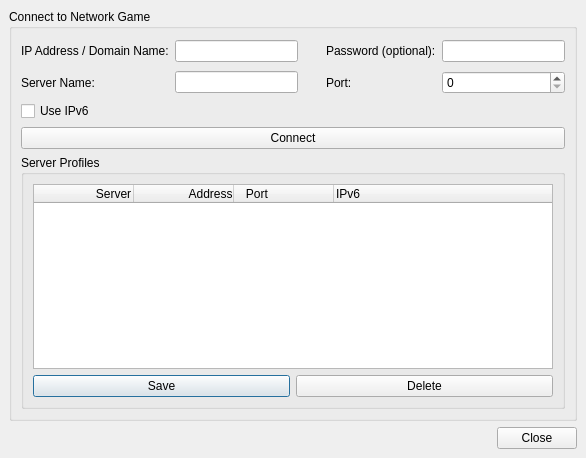
Above: src/gui/qt/joinnetworkgamedialog.ui from pokerth/pokerth before the change. Below: the same form after it.
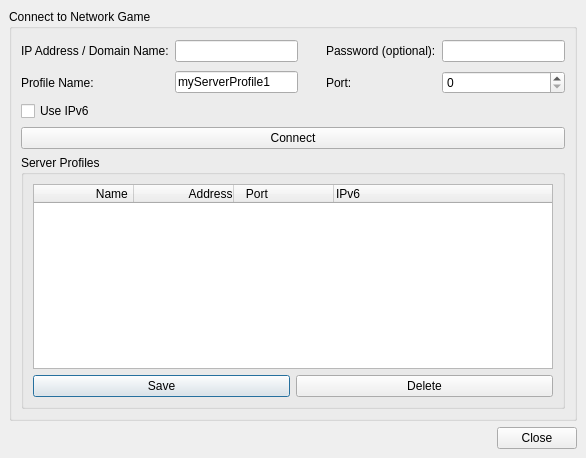
That is the form after the change.

Diff of the .ui file:
```diff
--- a/src/gui/qt/joinnetworkgamedialog.ui
+++ b/src/gui/qt/joinnetworkgamedialog.ui
@@ -47,7 +47,7 @@
           <widget class="QTreeWidget" name="treeWidget" >
            <column>
             <property name="text" >
-             <string>                  Server                   </string>
+             <string>                  Name                   </string>
             </property>
            </column>
            <column>
@@ -150,12 +150,16 @@
       <item row="1" column="0" >
        <widget class="QLabel" name="label_4" >
         <property name="text" >
-         <string>Server Name:</string>
+         <string>Profile Name:</string>
         </property>
        </widget>
       </item>
       <item row="1" column="1" >
-       <widget class="QLineEdit" name="lineEdit_3" />
+       <widget class="QLineEdit" name="lineEdit_3" >
+        <property name="text" >
+         <string>myServerProfile1</string>
+        </property>
+       </widget>
       </item>
       <item row="2" column="0" colspan="5" >
        <widget class="QCheckBox" name="checkBox" >
```
